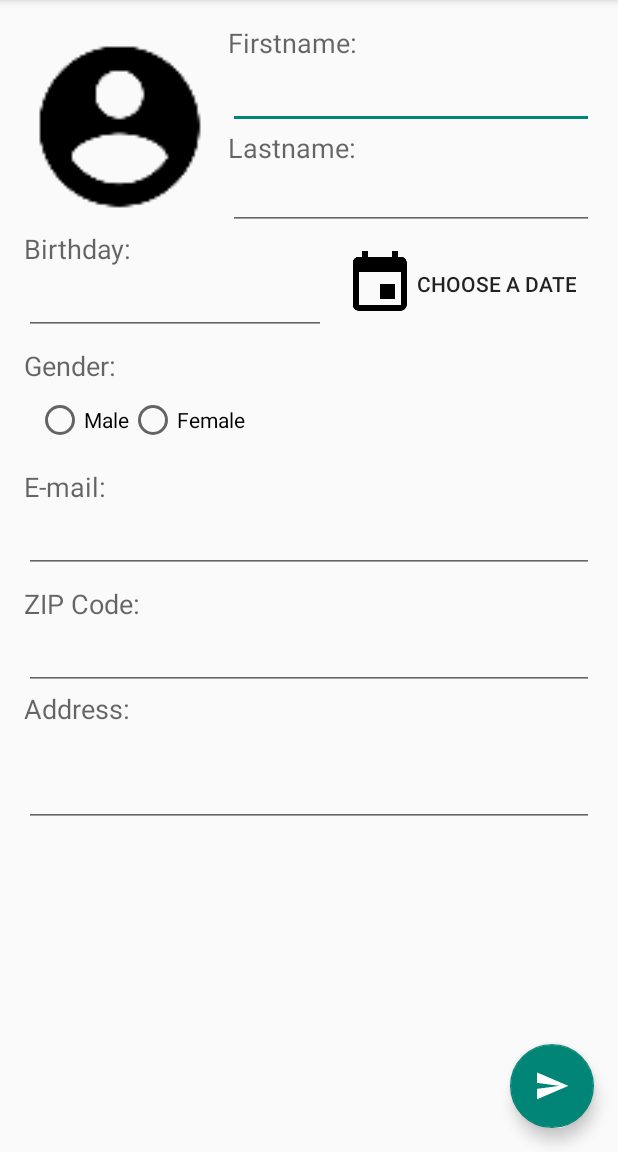
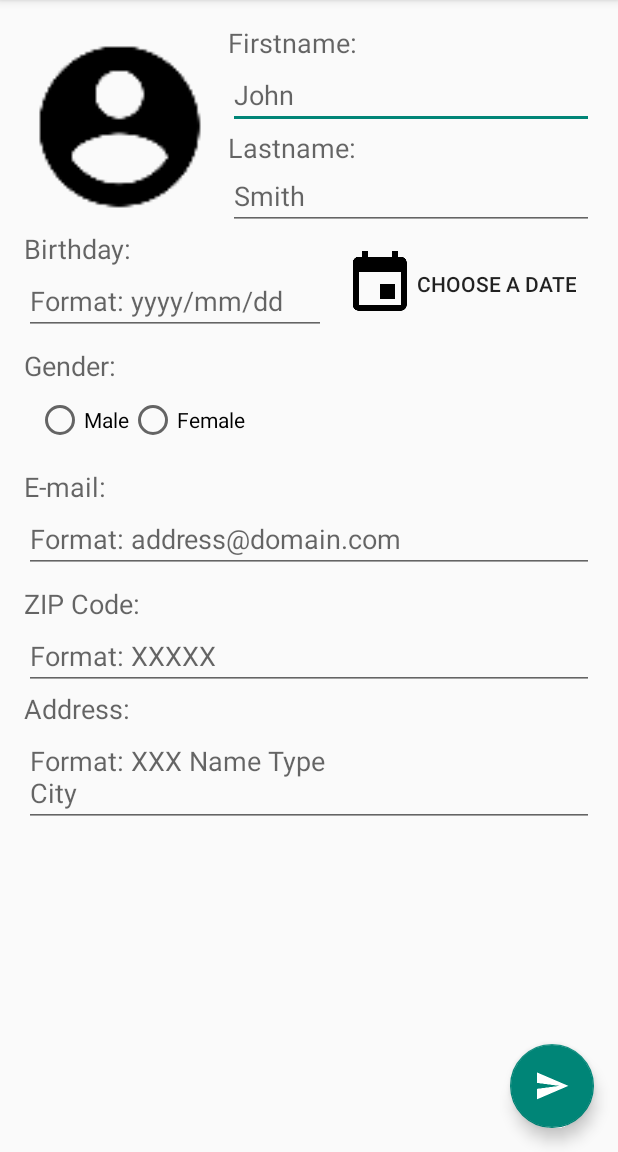
Before and after one commit to Kocal/IUT-Android-TP2, an Android app: the screen it shows after launch (MainActivity), on a phone screen of 412 x 824 dp, the part 84-1236 px from its top. Run offline under Robolectric (Android 15) with nearby library versions, the phone set to English and light mode, and no system bars.

Commit message:
Ergo : ajout de plusieurs hint pour indiquer le format

```diff
--- a/app/src/main/res/layout/content_main.xml
+++ b/app/src/main/res/layout/content_main.xml
@@ -61,7 +61,8 @@
                         android:layout_height="wrap_content"
                         android:layout_alignParentEnd="true"
                         android:layout_alignParentStart="true"
-                        android:layout_below="@+id/label_firstname" />
+                        android:layout_below="@+id/label_firstname"
+                        android:hint="@string/hint_firstname" />
 
                     <!-- Lastname -->
                     <TextView
@@ -80,7 +81,8 @@
                         android:layout_height="wrap_content"
                         android:layout_alignParentEnd="true"
                         android:layout_alignParentStart="true"
-                        android:layout_below="@+id/label_lastname" />
+                        android:layout_below="@+id/label_lastname"
+                        android:hint="@string/hint_lastname" />
 
                 </RelativeLayout>
 
@@ -107,6 +109,7 @@
                     android:layout_height="wrap_content"
                     android:layout_below="@+id/label_birthday"
                     android:layout_toStartOf="@+id/imageButton"
+                    android:hint="@string/hint_birthday"
                     android:inputType="date" />
 
                 <Button
@@ -160,13 +163,14 @@
                 android:textAppearance="?android:attr/textAppearanceMedium" />
 
             <EditText
+                android:id="@+id/input_email"
                 android:layout_width="match_parent"
                 android:layout_height="wrap_content"
+                android:hint="@string/hint_email"
                 android:inputType="textEmailAddress" />
 
             <!-- Code postal -->
             <TextView
-                android:id="@+id/input_zipcode"
                 android:layout_width="match_parent"
                 android:layout_height="wrap_content"
                 android:layout_marginTop="8dp"
@@ -174,8 +178,10 @@
                 android:textAppearance="?android:attr/textAppearanceMedium" />
 
             <EditText
+                android:id="@+id/input_zipcode"
                 android:layout_width="match_parent"
                 android:layout_height="wrap_content"
+                android:hint="@string/hint_zipcode"
                 android:inputType="number|numberDecimal" />
 
             <!-- Adresse -->
@@ -190,6 +196,7 @@
                 android:layout_width="match_parent"
                 android:layout_height="wrap_content"
                 android:layout_columnWeight="1"
+                android:hint="@string/hint_address"
                 android:inputType="textPostalAddress|textMultiLine"
                 android:minLines="2" />
 
--- a/app/src/main/res/values/strings.xml
+++ b/app/src/main/res/values/strings.xml
@@ -12,4 +12,10 @@
     <string name="label_zipcode">ZIP Code:</string>
     <string name="label_address">Address:</string>
     <string name="button_pick_a_date">Choose a date</string>
+    <string name="hint_firstname">John</string>
+    <string name="hint_lastname">Smith</string>
+    <string name="hint_birthday">Format: yyyy/mm/dd</string>
+    <string name="hint_email">Format: address@domain.com</string>
+    <string name="hint_zipcode">Format: XXXXX</string>
+    <string name="hint_address">Format: XXX Name Type\nCity</string>
 </resources>
```
Also changed, not shown: 1 other file.
